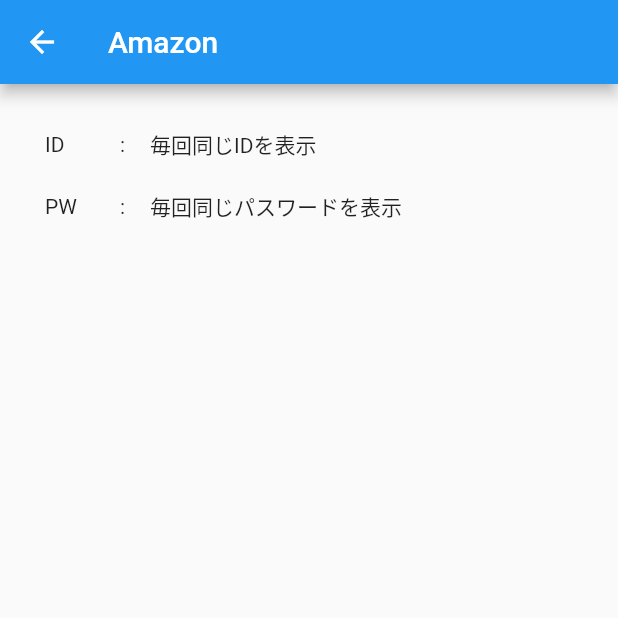
After one commit to RyohaveGithub/pw_farm, a Flutter app: the screen it shows after launch, after a tap on the "add" icon, after a tap on "Amazon", on a phone screen of 412 x 824 dp, the top half of it. The commit adds this screen. Run offline on Flutter 3.47's test engine with Material 2 defaults, Android fonts, the phone set to English and light mode, and no system bars.

Commit message:
end udemy

```diff
--- a/lib/main.dart
+++ b/lib/main.dart
@@ -1,12 +1,13 @@
 import 'package:flutter/cupertino.dart';
 import 'package:flutter/material.dart';
+import 'package:pw_farm/next_page.dart';
 
 void main() {
   runApp(const MyApp());
 }
 
 class MyApp extends StatelessWidget {
-  const MyApp({Key? key}) : super(key: key);
+  const MyApp({Key key}) : super(key: key);
   @override
   Widget build(BuildContext context) {
     return MaterialApp(
@@ -20,7 +21,7 @@
 }
 
 class MyHomePage extends StatefulWidget {
-  const MyHomePage({Key? key, required this.title}) : super(key: key);
+  const MyHomePage({Key key,  this.title}) : super(key: key);
   final String title;
   @override
   State<MyHomePage> createState() => _MyHomePageState();
@@ -47,6 +48,9 @@
             return Column(
               children:[
                 ListTile(
+                  onTap: (){
+                    Navigator.push(context,MaterialPageRoute(builder: (context)=> NextPage(titleList[i])));
+                  },
                   leading: const Icon(Icons.vpn_key),
                   title: Text(titleList[i]),
                 ),
@@ -54,10 +58,16 @@
               ]
 
             );
-    },
+      },
       ),
       floatingActionButton: FloatingActionButton(
-        onPressed: _incrementCounter,
+        onPressed: (){
+          titleList.add("aa");
+          print(titleList);
+          setState(() {
+          }
+          );
+        },
         tooltip: 'Increment',
         child: const Icon(Icons.add),
       ),
--- /dev/null
+++ b/lib/next_page.dart
@@ -0,0 +1,56 @@
+import 'package:flutter/material.dart';
+
+class NextPage extends StatefulWidget {
+  final String title;
+
+  NextPage(this.title);
+
+  @override
+  _NextPageState createState() => _NextPageState();
+}
+
+class _NextPageState extends State<NextPage> {
+  @override
+  Widget build(BuildContext context) {
+    return Scaffold(
+      appBar: AppBar(
+        title:Text(widget.title),
+      ),
+      body:Padding(
+        padding: const EdgeInsets.all(30.0),
+        child: Column(
+          crossAxisAlignment: CrossAxisAlignment.start,
+          children:  [
+            Row(
+              children: [
+                Container(
+                  width: 50,
+                    child: Text("ID")
+                ),
+                Container(
+                    width: 20,
+                    child: Text(":")
+                ),
+                Text("毎回同じIDを表示"),
+              ],
+            ),
+            Padding(padding: EdgeInsets.all(10),),
+            Row(
+              children:  [
+                Container(
+                    width: 50,
+                    child: Text("PW")
+                ),
+                Container(
+                    width: 20,
+                    child: Text(":")
+                ),
+                Text("毎回同じパスワードを表示"),
+              ],
+            ),
+          ],
+    ),
+      ),
+    );
+  }
+}
--- a/pubspec.yaml
+++ b/pubspec.yaml
@@ -18,7 +18,7 @@
 version: 1.0.0+1
 
 environment:
-  sdk: ">=2.12.0 <3.0.0"
+  sdk: ">=2.7.0 <3.0.0"
 
 # Dependencies specify other packages that your package needs in order to work.
 # To automatically upgrade your package dependencies to the latest versions
```
